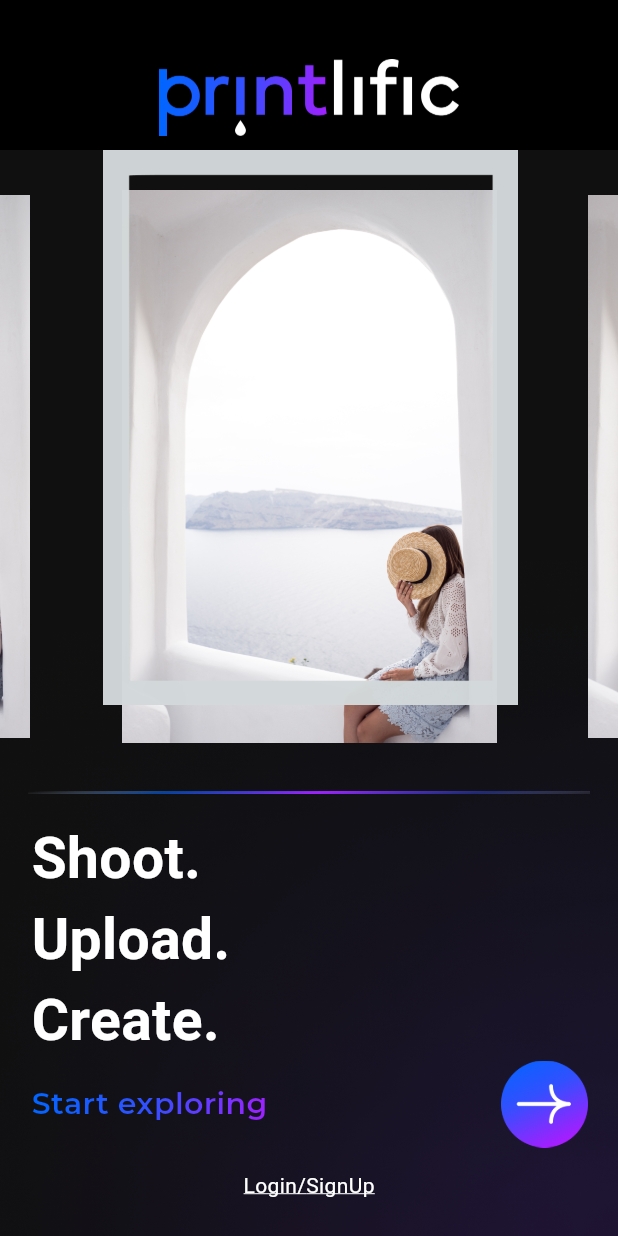
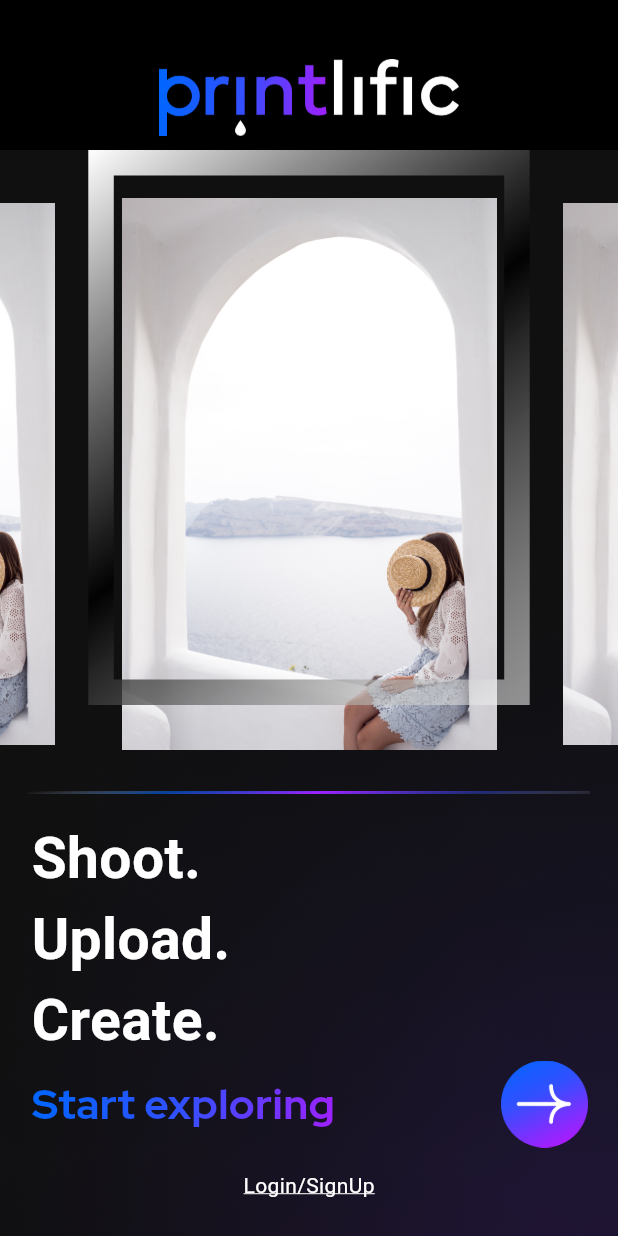
Before and after one commit to mohit-rv/printlific, a Flutter app: the HomeScreen screen opened directly, on a phone screen of 412 x 824 dp. Run offline on Flutter 3.47's test engine with Material 3 defaults, Android fonts, the light colour scheme and no system bars; drawn by our look-alikes of carousel_slider; our stand-ins replace country_code_picker, dotted_border, flutter_colorpicker, flutter_keyboard_visibility, flutter_otp_text_field, fluttertoast and 4 more; missing offline and left inert: card_slider, otp_pin_field; accounts and stored records are empty; project files that could hold a hidden picture were left out.

Commit message:
changes -
1. Animated splash and home screen created
2. Cropper created

```diff
--- a/lib/screens/Splash_S.dart
+++ b/lib/screens/Splash_S.dart
@@ -48,7 +48,7 @@ class _SplashState extends State<Splash> with TickerProviderStateMixin {
       });
     });
 
-    Future.delayed(Duration(seconds: 5), () {
+    Future.delayed(Duration(seconds: 9), () {
       Navigator.of(context).pushReplacement(CupertinoPageRoute(builder: (context) => const HomeScreen()));
     });
   }
--- a/lib/screens/first_screen.dart
+++ b/lib/screens/first_screen.dart
@@ -3,6 +3,8 @@ import 'package:flutter/cupertino.dart';
 import 'package:flutter/material.dart';
 import 'package:flutter/widgets.dart';
 import 'package:hexcolor/hexcolor.dart';
+import 'package:printlific/screens/create_account_screen.dart';
+import 'package:printlific/screens/login_screen.dart';
 import 'package:printlific/screens/on_boarding_screen.dart';
 
 import '../resources/assets.dart';
@@ -40,6 +42,7 @@ class _HomeScreenState extends State<HomeScreen> {
             appBar(),
             Stack(
               children: [
+
                 Container(
                   margin: EdgeInsets.only(top: 10),
                 //  margin: EdgeInsets.only(),
@@ -49,7 +52,7 @@ class _HomeScreenState extends State<HomeScreen> {
                     options: CarouselOptions(
                       //height: 380,
                       enlargeCenterPage: true,
-                      viewportFraction: 0.75,
+                      viewportFraction: 0.71,
                       enlargeFactor: 0.1,
                       aspectRatio: 1 / 1,
                       //padEnds: true,
@@ -69,23 +72,7 @@ class _HomeScreenState extends State<HomeScreen> {
                     ),
                     itemBuilder: (BuildContext context, int index, int realIndex) {
                       return Container(
-                        // decoration: BoxDecoration(
-                        //   boxShadow: [
-                        //     BoxShadow(
-                        //       color: Colors.red.withOpacity(0.5),
-                        //       spreadRadius: 10,
-                        //       blurRadius: 0,
-                        //       offset: Offset(0, -5),
-                        //     ),
-                        //     BoxShadow(
-                        //       color: Colors.grey.withOpacity(0.5),
-                        //       spreadRadius: 20,
-                        //       blurRadius: 7,
-                        //       offset: Offset(3, 0),
-                        //     ),
-                        //   ],
-                        // ),
-                        margin: EdgeInsets.only(top: 0,left: 0,bottom: 10),
+                        margin: EdgeInsets.only(top: 0,left: 0,bottom: 0),
                         child: Image.asset(
                           carouselItems[index],    width: 250,height: 320,
                         //  fit: BoxFit.cover,
@@ -95,52 +82,67 @@ class _HomeScreenState extends State<HomeScreen> {
                   ),
                 ),
 
+
                 Positioned(
-                  left: MediaQuery.of(context).size.width/6, right: MediaQuery.of(context).size.width/6.2,
+                    left: MediaQuery.of(context).size.width/7,
+                    right: MediaQuery.of(context).size.width/7,
                     child: Container(
                         width: 250,
                         height: 370,
-                     alignment: Alignment.center,
-                    /*decoration: BoxDecoration(
-                      boxShadow: [
-                        BoxShadow(
-                          color: Colors.black.withOpacity(0.5),
-                          spreadRadius: -10,
-                          blurRadius: 0,
-                          offset: Offset(0, -5),
-                        ),
-                        BoxShadow(
-                          color: Colors.grey.withOpacity(0.5),
-                          spreadRadius: -20,
-                          blurRadius: 7,
-                          offset: Offset(3, 0),
-                        ),
+                     // decoration: BoxDecoration(
+                        // boxShadow: [
+                        //   BoxShadow(
+                        //    // color: Colors.black12, // Shadow color
+                        //     offset: Offset(-2, -2), // Negative offset to move shadow left and up
+                        //     blurRadius: 10.0,
+                        //     spreadRadius: -5.0,
+                        //   ),
+                        // ],
+                        // gradient: LinearGradient(
+                        //   begin: Alignment.topLeft,
+                        //   end: Alignment.bottomRight,
+                        //   colors: [
+                        //     Colors.black45,
+                        //     Colors.transparent
+                        //   ]
+                        // )  //how to give thin  elevation or shadow desigen from top and left inside the container or card and shadow or elevation should not occupy the entire area of container or card
+
+                     // ),
+                      child: ShaderMask(
+                        shaderCallback: (Rect bounds) {
+                          return LinearGradient(
+                            colors: [
+                             Colors.white,
+                             Colors.black87,
+                             Colors.white54
                             ],
-                    ),*/
-                     //margin: EdgeInsets.only(top: 0,left: 35),
+                            begin: Alignment.topLeft,
+                            end: Alignment.bottomRight,
+                          ).createShader(bounds);
+                        },
                         child: Container(
                           decoration: ShapeDecoration(
-                         shape: RoundedRectangleBorder(),
-                         image: DecorationImage(
-                             image: AssetImage(Assets.Coframe),
-                           //width: 250,
-                           fit: BoxFit.fill,
-                           // color: Colors.white,
-                         ),
-                         ),
-                       // child: Stack(
-                       //   children: [
-                       //     Positioned(child: Image(
-                       //    //   image: AssetImage(),
-                       //     ))
-                       //   ],
-                       // )
-                       // child: Container(
-                       //   child: Image(image: AssetImage(Assets.Coframe),color: Colors.white,),
-                       // ),
+                            shape: RoundedRectangleBorder(
+                              side: BorderSide(width: 17, color: Colors.white),
                             ),
                           ),
                                           ),
+                      ),
+                )
+                ),
+
+                // Container(
+                //   width: 250,
+                //   height: 370,
+                //   decoration: BoxDecoration(
+                //     boxShadow: [
+                //       BoxShadow(
+                //         color: Colors.black,
+                //       ),
+                //     ],
+                //     image: DecorationImage(image: AssetImage(Assets.silder_Image),fit: BoxFit.cover)
+                //   ),
+                // ),
 
 
               ],
@@ -206,8 +208,8 @@ class _HomeScreenState extends State<HomeScreen> {
                             child: Text(
                               'Start exploring',
                               style: TextStyle(
-                                fontFamily: 'Montserrat SemiBold',
-                                fontSize: 20,
+                                fontFamily: 'RedHatDisplay VariableFont',
+                                fontSize: 28,
                                 fontWeight: FontWeight.bold,
                               ),
                             ),
@@ -230,22 +232,32 @@ class _HomeScreenState extends State<HomeScreen> {
                   ),
 
                   Container(
-                    margin: EdgeInsets.only(top: 15),
+                    margin: EdgeInsets.only(top: 15,bottom: 8),
                     child: Row(
                       mainAxisAlignment: MainAxisAlignment.center,
                       children: [
-                        Text('Login/',
+                        InkWell(
+                          onTap: (){
+                            Navigator.of(context).push(CupertinoPageRoute(builder: (context) => LoginScreen()));
+                          },
+                          child: Text('Login/',
                             style: TextStyle(
                               color: Colors.white,
                               decoration: TextDecoration.underline,
                               decorationColor: Colors.white,
                             ),
                           ),
-                        Text('SignUp',
+                        ),
+                        InkWell(
+                          onTap: (){
+                            Navigator.of(context).push(CupertinoPageRoute(builder: (context) => CreateAccountScreen()));
+                          },
+                          child: Text('SignUp',
                             style: TextStyle(
                               color: Colors.white,
                               decoration: TextDecoration.underline,
                               decorationColor: Colors.white,
+                            ),
                           ),
                         ),
                       ],
@@ -304,3 +316,47 @@ class _HomeScreenState extends State<HomeScreen> {
 
 
 }
+
+
+// Positioned(
+//   left: MediaQuery.of(context).size.width/7,
+//   right: MediaQuery.of(context).size.width/7,
+//   child: Container(
+//     width: 250,
+//     height: 370,
+//     alignment: Alignment.center,
+//     decoration: BoxDecoration(
+//       boxShadow: [
+//         BoxShadow(
+//           color: Colors.green,
+//         ),
+//         BoxShadow(
+//           color: Colors.white70,
+//           spreadRadius: -5.0,
+//           blurRadius: 20.0,
+//         ),
+//       ],
+//     ),
+//     child: Image(image: AssetImage(Assets.Coframe),
+//     ),
+//     ),
+// ),
+//how to give gradient in Assets.frame
+
+
+// decoration: BoxDecoration(
+//   boxShadow: [
+//     BoxShadow(
+//       color: Colors.red.withOpacity(0.5),
+//       spreadRadius: 10,
+//       blurRadius: 0,
+//       offset: Offset(0, -5),
+//     ),
+//     BoxShadow(
+//       color: Colors.grey.withOpacity(0.5),
+//       spreadRadius: 20,
+//       blurRadius: 7,
+//       offset: Offset(3, 0),
+//     ),
+//   ],
+// ),
--- a/lib/screens/on_boarding_screen.dart
+++ b/lib/screens/on_boarding_screen.dart
@@ -5,6 +5,7 @@ import 'package:printlific/resources/assets.dart';
 import 'package:printlific/screens/create_account_screen.dart';
 import 'package:printlific/screens/login_screen.dart';
 import 'package:printlific/screens/login_signup_screen.dart';
+import 'package:printlific/screens/select_category.dart';
 import 'package:printlific/wigets/common_button.dart';
 
 import 'dashboard_screen.dart';
@@ -43,10 +44,7 @@ class _OnBoardingScreenState extends State<OnBoardingScreen> {
         title: "Get Started",
         onTap: () {
 
-         // Navigator.of(context).push(CupertinoPageRoute(builder: (context) => LoginSignUpScreen()));
-         // Navigator.of(context).push(CupertinoPageRoute(builder: (context) => DashboardScreen()));
-         //Navigator.of(context).push(CupertinoPageRoute(builder: (context) => CreateAccountScreen()));
-         Navigator.of(context).push(CupertinoPageRoute(builder: (context) => LoginScreen()));
+         Navigator.of(context).push(CupertinoPageRoute(builder: (context) => SelectCategoryScreen()));
 
         },
       ),
```
Also changed, not shown: pubspec.yaml (+9 -0 lines), assets/fonts/RedHatDisplay-Italic-VariableFont_wght.ttf (added), assets/fonts/RedHatDisplay-VariableFont_wght.ttf (added). Lines whose indentation alone changed are shown as unchanged.
